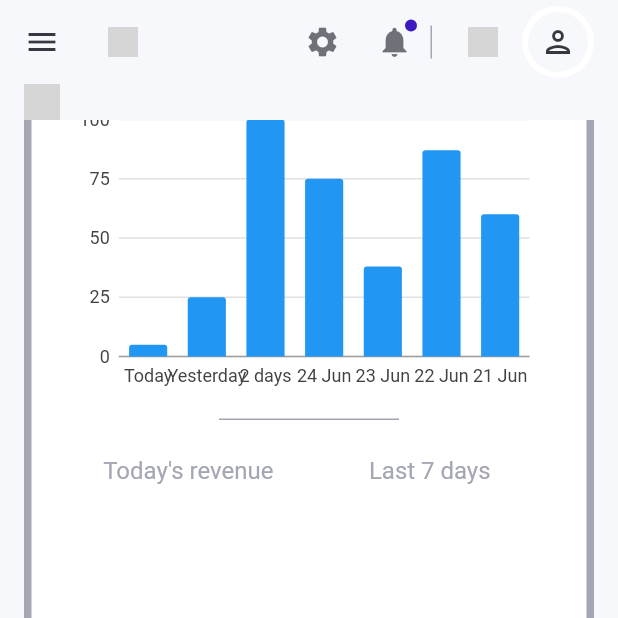
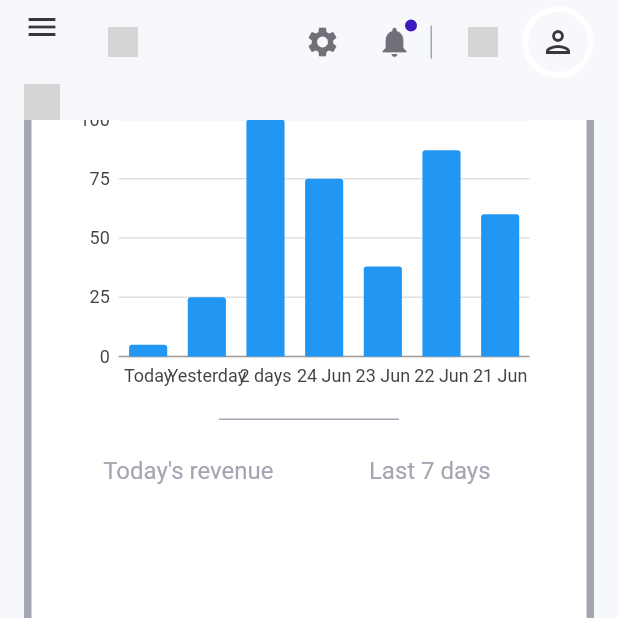
Before and after one commit to TimNet-codx/web_dashboard, a Flutter app: the SiteLayout screen opened by its route, scrolled down 576 dp, on a phone screen of 412 x 824 dp, the top half of it. Run offline on Flutter 3.47's test engine with Material 2 defaults, Android fonts, the phone set to English and light mode, and no system bars; our stand-ins replace charts_flutter_new, get, google_fonts; grey boxes are pictures that could not be loaded.

Commit message:
Thrid Flutter Commit

```diff
--- a/lib/widgets/available_drivers.dart
+++ b/lib/widgets/available_drivers.dart
@@ -1,4 +1,4 @@
-import 'package:data_table_2/data_table_2.dart';
+//import 'package:data_table_2/data_table_2.dart';
 import 'package:flutter/material.dart';
 import 'package:web_dashboard/constants/style.dart';
 import 'package:web_dashboard/widgets/custom_text.dart';
@@ -143,7 +143,7 @@ class AvailableDrivers extends StatelessWidget {
                         ),
                         padding: EdgeInsets.symmetric(
                           horizontal: 12,
-                          vertical: 6,
+                            vertical: 6,
                         ),
                         child: CustomText(
                           text: "Delete",
--- a/lib/widgets/top_nav.dart
+++ b/lib/widgets/top_nav.dart
@@ -18,8 +18,10 @@ AppBar topNavigationBar(BuildContext context, GlobalKey<ScaffoldState> key) =>
               onPressed: () {
                 key.currentState?.openDrawer();
               },
+              padding: const EdgeInsets.only(bottom: 20),
               icon: const Icon(Icons.menu)),
       elevation: 0,
+
       title: Row(
         children: [
           Visibility(
@@ -29,6 +31,7 @@ AppBar topNavigationBar(BuildContext context, GlobalKey<ScaffoldState> key) =>
             size: 20,
             weight: FontWeight.bold,
           )),
+
           Expanded(child: Container()),
           IconButton(
               onPressed: () {},
```
Also changed, not shown: 2 other files.
